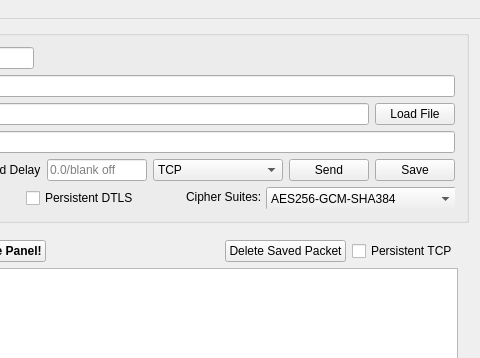
First picture: the form in src/mainwindow.ui, repository dannagle/PacketSender, before the edit; both pictures show x 429 to 909 and y 0 to 358 of the 909 by 746 pixel window.
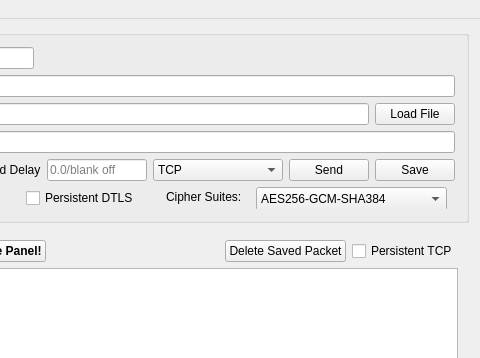
Second picture: the form after the edit. Icons and pictures are not drawn.

Commit message: two non-usable buttons removed from the mainWindow.ui

The edit to the form file:
```diff
--- a/src/mainwindow.ui
+++ b/src/mainwindow.ui
@@ -337,7 +337,7 @@
          <widget class="QComboBox" name="cipherCb">
           <property name="geometry">
            <rect>
-            <x>670</x>
+            <x>660</x>
             <y>0</y>
             <width>191</width>
             <height>24</height>
@@ -442,7 +442,7 @@
          <widget class="QLabel" name="CipherLable">
           <property name="geometry">
            <rect>
-            <x>590</x>
+            <x>570</x>
             <y>0</y>
             <width>81</width>
             <height>20</height>
```
